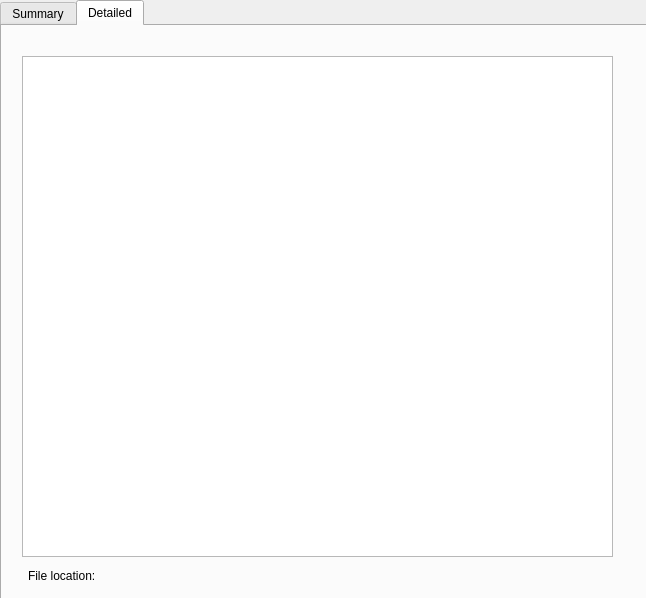
First picture: the form in displayteams.ui, repository sprinklej/displayText, before the edit.
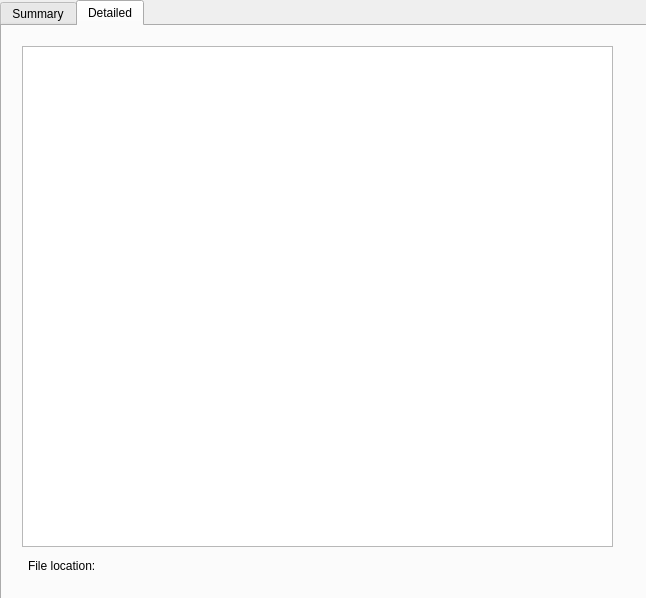
Second picture: the form after the edit. The open tabs and pages were chosen to show the change.

The edit to the form file:
```diff
--- a/displayteams.ui
+++ b/displayteams.ui
@@ -61,7 +61,7 @@
      <property name="geometry">
       <rect>
        <x>20</x>
-       <y>30</y>
+       <y>20</y>
        <width>591</width>
        <height>501</height>
       </rect>
@@ -71,7 +71,7 @@
      <property name="geometry">
       <rect>
        <x>26</x>
-       <y>540</y>
+       <y>530</y>
        <width>471</width>
        <height>20</height>
       </rect>
```
